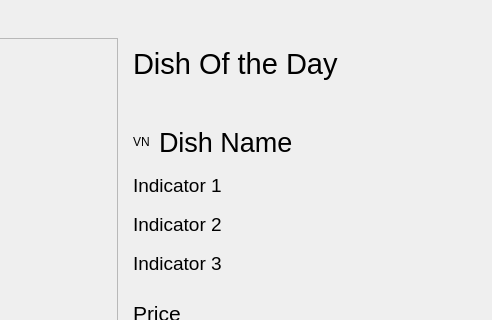
This is userinterface.ui in lakshya076/CafeTest as Qt 5 draws it before an edit; both pictures show x 792 to 1284 and y 0 to 320 of the 1284 by 776 pixel window. The edited form follows.
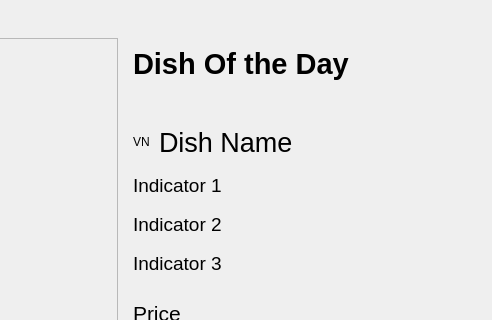
This is the edited form. Icons and pictures are not drawn. Custom widgets are drawn as their Qt base class.

What changed in the file:
```diff
--- a/userinterface.ui
+++ b/userinterface.ui
@@ -832,6 +832,7 @@
                    <property name="font">
                     <font>
                      <pointsize>22</pointsize>
+                     <bold>true</bold>
                     </font>
                    </property>
                    <property name="text">
```
Left out of the diff: 34 changed lines with no effect on the pictures.
